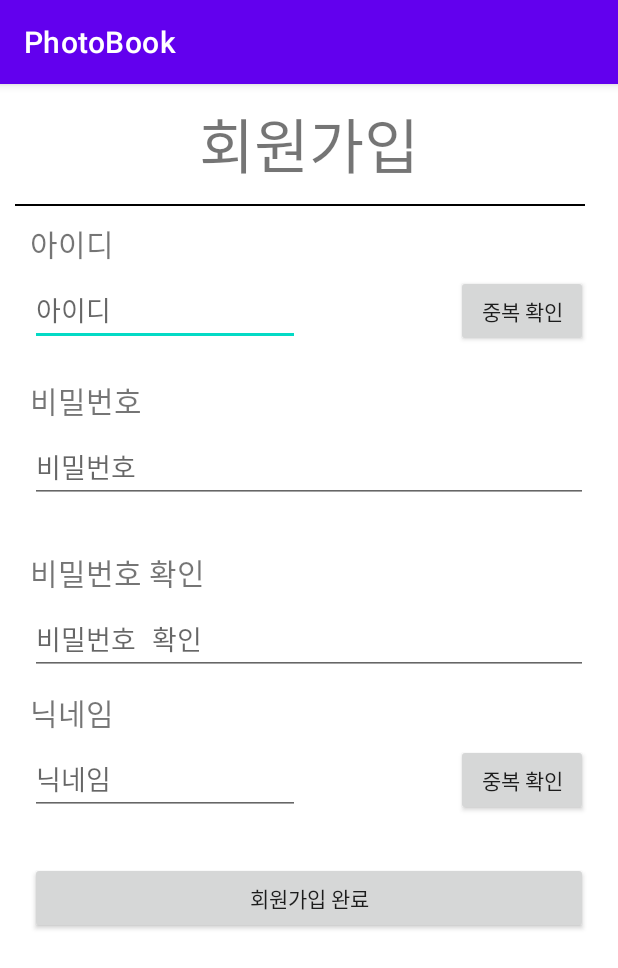
After one commit to spring-2023-Corner-Hackathon/frontend, an Android app: the RegisterActivity screen opened directly, with no data from a screen before it, on a phone screen of 412 x 824 dp. The commit adds this screen. Shown: the top 968 px of the screen. Run offline under Robolectric (Android 15) with nearby library versions, the phone set to English and light mode, and no system bars.

Commit message:
로그인 기능/ 회원가입 기능 / 메인 페이지

```diff
--- a/app/build.gradle
+++ b/app/build.gradle
@@ -29,6 +29,9 @@ android {
     kotlinOptions {
         jvmTarget = '1.8'
     }
+    buildFeatures{
+        viewBinding=true
+    }
 }
 
 dependencies {
--- /dev/null
+++ b/app/src/main/java/com/example/photobook/RegisterActivity.kt
@@ -0,0 +1,81 @@
+package com.example.photobook
+
+import android.content.Intent
+import androidx.appcompat.app.AppCompatActivity
+import android.os.Bundle
+import android.view.View
+import android.widget.Toast
+import com.example.photobook.databinding.ActivityLoginBinding
+import com.example.photobook.databinding.ActivityRegisterBinding
+
+class RegisterActivity : AppCompatActivity() {
+    lateinit var registerBinding: ActivityRegisterBinding
+
+    override fun onCreate(savedInstanceState: Bundle?) {
+        registerBinding = ActivityRegisterBinding.inflate(layoutInflater)
+        super.onCreate(savedInstanceState)
+        setContentView(registerBinding.root)
+
+        //회원가입 완료 버튼을 눌렀을때
+        registerBinding.registerBtn.setOnClickListener{
+            val id = registerBinding.ID.toString()
+            val pass = registerBinding.Password.getText().toString()
+            val repass = registerBinding.repass.getText().toString()
+            val nickname = registerBinding.nickname.toString()
+
+            //모든정보가 입력되지 않았을때
+            if (id == "" || pass == "" || repass == "" || nickname == "")
+
+                Toast.makeText(
+                    this@RegisterActivity,
+                    "회원정보를 전부 입력해주세요.",
+                    Toast.LENGTH_SHORT
+                ).show()
+
+            else{
+
+                if (pass == repass){
+                    registerBinding.passVisible.visibility = View.INVISIBLE
+
+                    //회원정보 데이터베이스에 저장(백)
+
+
+                    Toast.makeText(
+                        this@RegisterActivity,
+                        "가입되었습니다.",
+                        Toast.LENGTH_SHORT
+                    ).show()
+                    val intent = Intent(applicationContext, LoginActivity::class.java)
+                    startActivity(intent)
+                }
+                else{
+                    //비밀번호가 일치하지 않는다면
+                    registerBinding.passVisible.visibility = View.VISIBLE
+                }
+
+            }
+        }
+
+        //아이디 중복확인 버튼을 눌렀을때
+        registerBinding.overlapId.setOnClickListener{
+
+            //만약 아이디가 중복된다면(백)
+            //'이미 가입된 회원입니다.' 표시
+            registerBinding.idVisible.visibility = View.VISIBLE
+
+            //아이디가 중복되지 않는다면(백)
+            //registerBinding.idVisible.visibility = View.INVISIBLE
+        }
+
+        //닉네임 중복확인 버튼을 눌렀을때
+        registerBinding.overlapNickname.setOnClickListener{
+
+            //만약 닉네임이 중복된다면(백)
+            //'중복된 닉네임입니다.' 표시
+            registerBinding.nicknameVisible.visibility = View.VISIBLE
+
+            //닉네임이 중복되지 않는다면(백)
+            //registerBinding.nicknameVisible.visibility = View.INVISIBLE
+        }
+    }
+}
--- /dev/null
+++ b/app/src/main/res/layout/activity_register.xml
@@ -0,0 +1,169 @@
+<?xml version="1.0" encoding="utf-8"?>
+<LinearLayout xmlns:android="http://schemas.android.com/apk/res/android"
+    xmlns:app="http://schemas.android.com/apk/res-auto"
+    xmlns:tools="http://schemas.android.com/tools"
+    android:layout_width="match_parent"
+    android:layout_height="match_parent"
+    android:orientation="vertical"
+    android:padding="10dp"
+    tools:context=".RegisterActivity">
+
+    <TextView
+        android:layout_width="match_parent"
+        android:layout_height="wrap_content"
+        android:text="회원가입"
+        android:textSize="40dp"
+        android:gravity="center"
+        android:layout_marginBottom="10dp"/>
+
+    <View
+        android:layout_width="380dp"
+        android:layout_height="1dp"
+        android:background="#000000" />
+
+    <LinearLayout
+        android:layout_width="match_parent"
+        android:layout_height="wrap_content"
+        android:layout_gravity="center"
+        android:orientation="vertical"
+        android:layout_margin="10dp">
+
+
+        <LinearLayout
+            android:layout_width="match_parent"
+            android:layout_height="wrap_content"
+            android:orientation="vertical">
+            <TextView
+                android:layout_width="wrap_content"
+                android:layout_height="wrap_content"
+                android:text="아이디"
+                android:textSize="20dp"
+                android:layout_marginBottom="5dp"/>
+            <LinearLayout
+                android:layout_width="match_parent"
+                android:layout_height="wrap_content"
+                android:orientation="horizontal">
+                <EditText
+                    android:layout_width="180dp"
+                    android:layout_height="wrap_content"
+                    android:id="@+id/ID"
+                    android:maxLines="1"
+                    android:hint="아이디"/>
+                <View
+                    android:layout_width="0dp"
+                    android:layout_height="0dp"
+                    android:layout_weight="1" />
+                <Button
+                    android:layout_width="wrap_content"
+                    android:layout_height="wrap_content"
+                    android:id="@+id/overlapId"
+                    android:text="중복 확인" />
+            </LinearLayout>
+            <TextView
+                android:layout_width="match_parent"
+                android:layout_height="wrap_content"
+                android:id="@+id/idVisible"
+                android:text="이미 가입된 회원입니다."
+                android:visibility="invisible"
+                android:textColor="#FF0000"/>
+        </LinearLayout>
+
+
+        <LinearLayout
+            android:layout_width="match_parent"
+            android:layout_height="wrap_content"
+            android:orientation="vertical"
+            android:layout_marginBottom="10dp">
+            <TextView
+                android:layout_width="wrap_content"
+                android:layout_height="wrap_content"
+                android:text="비밀번호"
+                android:textSize="20dp"
+                android:layout_marginBottom="5dp"/>
+            <EditText
+                android:layout_width="match_parent"
+                android:layout_height="wrap_content"
+                android:id="@+id/Password"
+                android:inputType="textPassword"
+                android:maxLines="1"
+                android:hint="비밀번호" />
+            <TextView
+                android:layout_width="match_parent"
+                android:layout_height="wrap_content"
+                android:id="@+id/passVisible"
+                android:text="비밀번호가 올바르지 않습니다."
+                android:visibility="invisible"
+                android:textColor="#FF0000"/>
+        </LinearLayout>
+
+
+        <LinearLayout
+            android:layout_width="match_parent"
+            android:layout_height="wrap_content"
+            android:orientation="vertical"
+            android:layout_marginBottom="10dp">
+            <TextView
+                android:layout_width="wrap_content"
+                android:layout_height="wrap_content"
+                android:text="비밀번호 확인"
+                android:textSize="20dp"
+                android:layout_marginBottom="5dp"/>
+            <EditText
+                android:layout_width="match_parent"
+                android:layout_height="wrap_content"
+                android:id="@+id/repass"
+                android:maxLines="1"
+                android:inputType="textPassword"
+                android:hint="비밀번호 확인" />
+        </LinearLayout>
+
+
+        <LinearLayout
+            android:layout_width="match_parent"
+            android:layout_height="wrap_content"
+            android:orientation="vertical"
+            android:layout_marginBottom="10dp">
+            <TextView
+                android:layout_width="wrap_content"
+                android:layout_height="wrap_content"
+                android:text="닉네임"
+                android:textSize="20dp"
+                android:layout_marginBottom="5dp"/>
+            <LinearLayout
+                android:layout_width="match_parent"
+                android:layout_height="wrap_content"
+                android:orientation="horizontal">
+                <EditText
+                    android:layout_width="180dp"
+                    android:layout_height="wrap_content"
+                    android:id="@+id/nickname"
+                    android:maxLines="1"
+                    android:hint="닉네임"/>
+                <View
+                    android:layout_width="0dp"
+                    android:layout_height="0dp"
+                    android:layout_weight="1" />
+                <Button
+                    android:layout_width="wrap_content"
+                    android:layout_height="wrap_content"
+                    android:id="@+id/overlapNickname"
+                    android:text="중복 확인" />
+            </LinearLayout>
+            <TextView
+                android:layout_width="match_parent"
+                android:layout_height="wrap_content"
+                android:id="@+id/nicknameVisible"
+                android:text="중복된 닉네임 입니다."
+                android:visibility="invisible"
+                android:textColor="#FF0000"/>
+        </LinearLayout>
+
+        <Button
+            android:id="@+id/registerBtn"
+            android:layout_width="match_parent"
+            android:layout_height="wrap_content"
+            android:text="회원가입 완료" />
+
+    </LinearLayout>
+
+</LinearLayout>
--- a/app/src/main/res/values/strings.xml
+++ b/app/src/main/res/values/strings.xml
@@ -1,3 +1,4 @@
 <resources>
     <string name="app_name">PhotoBook</string>
+
 </resources>
--- a/build.gradle
+++ b/build.gradle
@@ -2,7 +2,7 @@
 plugins {
     id 'com.android.application' version '7.2.2' apply false
     id 'com.android.library' version '7.2.2' apply false
-    id 'org.jetbrains.kotlin.android' version '1.6.10' apply false
+    id 'org.jetbrains.kotlin.android' version '1.7.10' apply false
 }
 
 task clean(type: Delete) {
```
Also changed, not shown: app/src/main/AndroidManifest.xml (+9 -0 lines), app/src/main/java/com/example/photobook/LoginActivity.kt (added, +62 -0 lines), app/src/main/java/com/example/photobook/MainActivity.kt (+18 -1 lines), app/src/main/java/com/example/photobook/changepassActivity.kt (added, +11 -0 lines), app/src/main/res/layout/activity_changepass.xml (added, +9 -0 lines), app/src/main/res/layout/activity_login.xml (added, +91 -0 lines), app/src/main/res/layout/activity_main.xml (+42 -9 lines), app/src/main/res/values/arrays.xml (added, +7 -0 lines).
